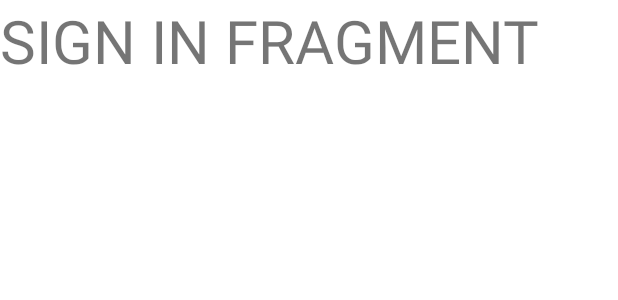
After one commit to RiceanVlad/SkiRentalBachelorDegree, an Android app: the layout sign_in_fragment.xml on its own in the app's theme, with its tools: preview values and no code run, on a phone screen of 412 x 824 dp. The commit adds this screen. Shown: the top 300 px of the screen. Run offline under Robolectric (Android 15) with nearby library versions, the phone set to English and light mode, and no system bars; Roboto replaces fonts that are not available here.

Commit message:
-add sign_in fragment

```diff
--- a/app/src/main/java/com/example/skirental/ui/fragments/HomeFragment.kt
+++ b/app/src/main/java/com/example/skirental/ui/fragments/HomeFragment.kt
@@ -12,10 +12,6 @@ import com.example.skirental.databinding.HomeFragmentBinding
 import com.example.skirental.viewmodels.HomeViewModel
 
 class HomeFragment : Fragment() {
-
-    companion object {
-        fun newInstance() = HomeFragment()
-    }
 
     private lateinit var viewModel: HomeViewModel
     private lateinit var binding: HomeFragmentBinding
--- a/app/src/main/java/com/example/skirental/ui/fragments/StartFragment.kt
+++ b/app/src/main/java/com/example/skirental/ui/fragments/StartFragment.kt
@@ -26,6 +26,8 @@ class StartFragment : Fragment() {
         binding.lifecycleOwner = this
         binding.viewModel = viewModel
 
+        findNavController().navigate(StartFragmentDirections.actionStartFragmentToSignInFragment())
+
         return binding.root
     }
 }
--- a/app/src/main/java/com/example/skirental/viewmodels/SignInViewModel.kt
+++ b/app/src/main/java/com/example/skirental/viewmodels/SignInViewModel.kt
@@ -3,7 +3,6 @@ package com.example.skirental.viewmodels
 import androidx.lifecycle.LiveData
 import androidx.lifecycle.ViewModel
 import com.example.skirental.utils.SingleLiveEvent
-import timber.log.Timber
 
 class SignInViewModel: ViewModel() {
     private val _onSignInClicked = SingleLiveEvent<Void>()
--- a/app/src/main/res/layout/activity_sign_in.xml
+++ b/app/src/main/res/layout/activity_sign_in.xml
@@ -41,7 +41,6 @@
             android:textAllCaps="false"
             android:textColor="@color/GoogleTextColor"
             android:textStyle="bold"
-            android:onClick="@{() -> viewModel.onSignInClicked()}"
             app:layout_constraintBottom_toBottomOf="parent"
             app:layout_constraintEnd_toEndOf="parent"
             app:layout_constraintStart_toStartOf="parent"
--- /dev/null
+++ b/app/src/main/res/layout/sign_in_fragment.xml
@@ -0,0 +1,18 @@
+<?xml version="1.0" encoding="utf-8"?>
+<layout xmlns:android="http://schemas.android.com/apk/res/android"
+    xmlns:tools="http://schemas.android.com/tools"
+    tools:context=".ui.fragments.SignInFragment">
+
+    <data>
+        <variable
+            name="viewModel"
+            type="com.example.skirental.viewmodels.SignInViewModel" />
+    </data>
+
+    <TextView
+        android:layout_width="match_parent"
+        android:layout_height="match_parent"
+        android:textSize="40sp"
+        android:text="SIGN IN FRAGMENT" />
+
+</layout>
```
Also changed, not shown: app/src/main/java/com/example/skirental/ui/activities/SignInActivity.kt (+7 -9 lines), app/src/main/java/com/example/skirental/ui/fragments/SignInFragment.kt (added, +30 -0 lines), app/src/main/res/navigation/nav_graph_login.xml (+19 -1 lines).
